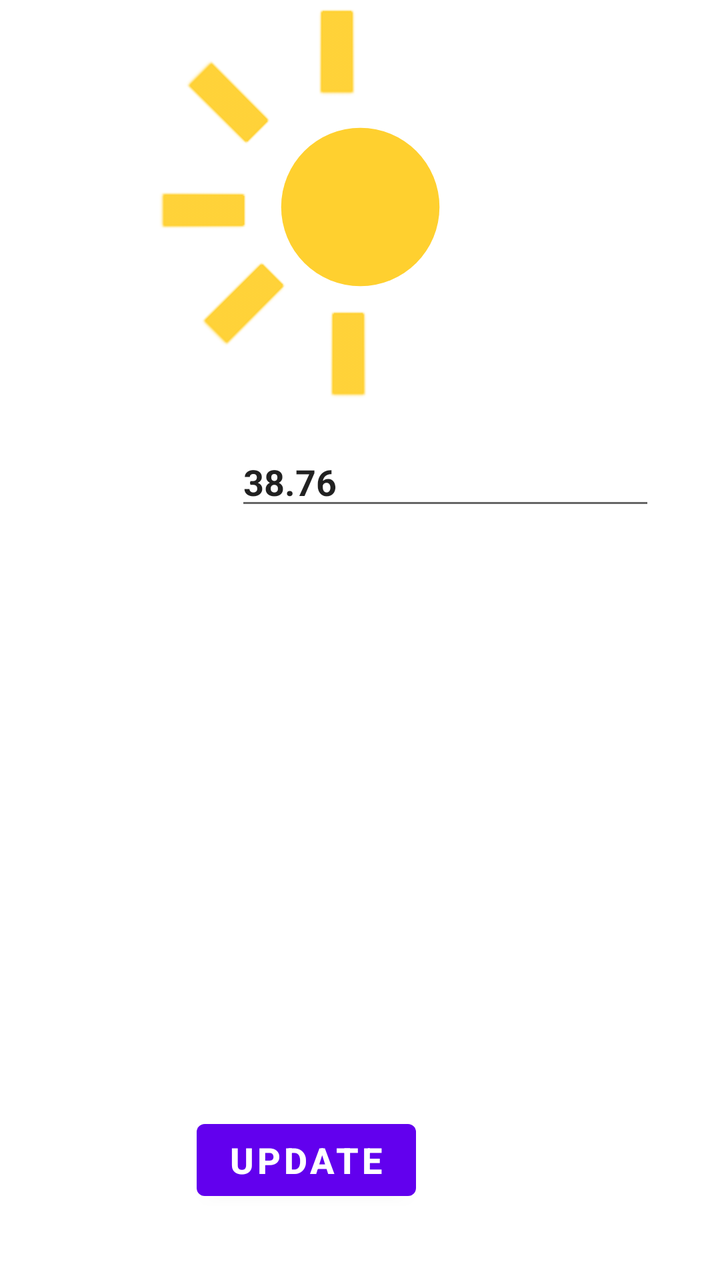
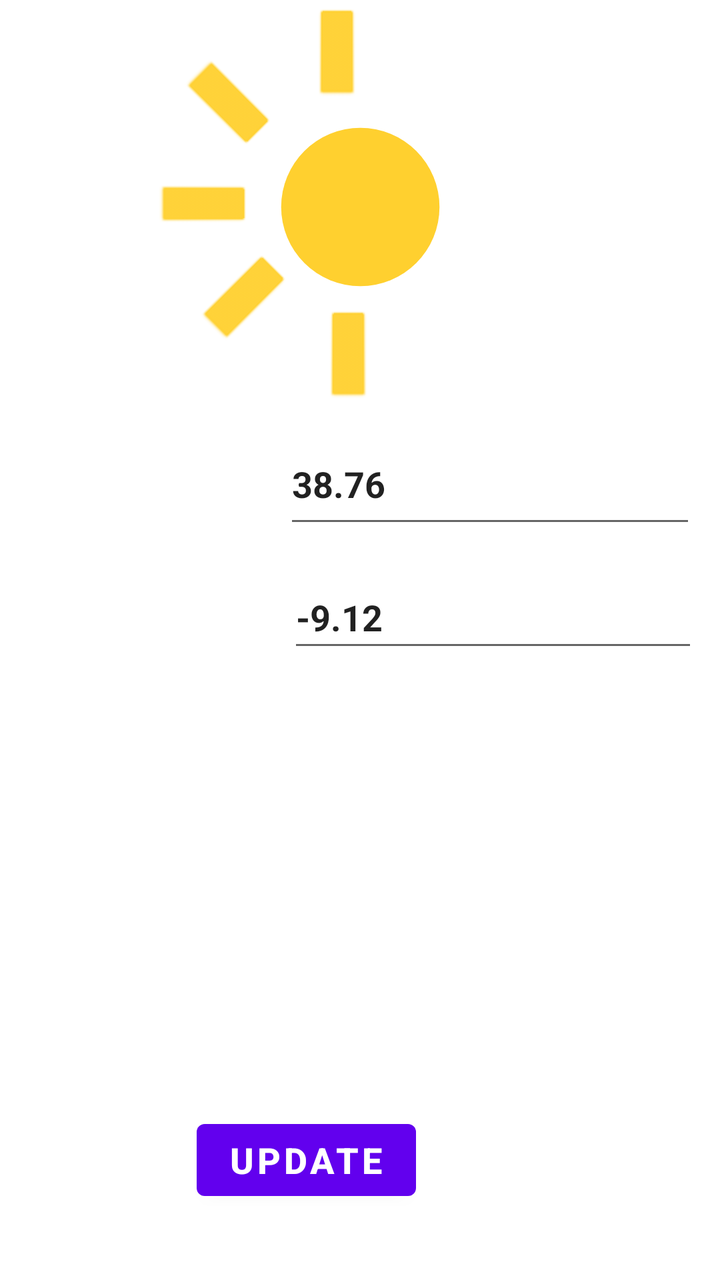

Before-and-after screenshots of an Android layout around one commit, followed by the original layout XML and the change that was made.
<!-- AndroidManifest.xml: application theme Theme.CoolWeatherApp -->
<!-- res/layout/activity_main.xml -->
<?xml version="1.0" encoding="utf-8"?>
<androidx.constraintlayout.widget.ConstraintLayout xmlns:android="http://schemas.android.com/apk/res/android"
    tools:background="#444444"
    xmlns:app="http://schemas.android.com/apk/res-auto"
    xmlns:tools="http://schemas.android.com/tools"
    android:id="@+id/container"
    android:layout_width="match_parent"
    android:layout_height="match_parent"
    tools:context=".MainActivity">

    <ImageView
        android:id="@+id/imageView7"
        android:layout_width="wrap_content"
        android:layout_height="wrap_content"
        android:layout_marginStart="35dp"
        android:layout_marginEnd="36dp"
        app:layout_constraintEnd_toStartOf="@+id/imageView8"
        app:layout_constraintStart_toEndOf="@+id/imageView11"
        app:layout_constraintTop_toBottomOf="@+id/imageView2"
        app:srcCompat="@android:drawable/btn_default"
        app:tint="@color/yellowSun" />

    <ImageView
        android:id="@+id/imageView6"
        android:layout_width="wrap_content"
        android:layout_height="wrap_content"
        android:layout_marginStart="24dp"
        android:layout_marginTop="84dp"
        android:layout_marginEnd="110dp"
        android:layout_marginBottom="92dp"
        android:rotation="90"
        app:layout_constraintBottom_toTopOf="@+id/editTextNumber"
        app:layout_constraintEnd_toEndOf="parent"
        app:layout_constraintStart_toEndOf="@+id/imageView2"
        app:layout_constraintTop_toTopOf="parent"
        app:srcCompat="@android:drawable/btn_default"
        app:tint="@color/yellowSun" />

    <ImageView
        android:id="@+id/imageView9"
        android:layout_width="wrap_content"
        android:layout_height="wrap_content"
        android:layout_marginTop="10dp"
        android:layout_marginEnd="21dp"
        android:rotation="90"
        app:layout_constraintBottom_toTopOf="@+id/imageView11"
        app:layout_constraintEnd_toStartOf="@+id/imageView2"
        app:layout_constraintTop_toBottomOf="@+id/imageView10"
        app:srcCompat="@android:drawable/btn_default"
        app:tint="@color/yellowSun" />

    <ImageView
        android:id="@+id/imageView5"
        android:layout_width="wrap_content"
        android:layout_height="wrap_content"
        android:layout_marginTop="24dp"
        android:layout_marginEnd="134dp"
        android:rotation="45"
        app:layout_constraintEnd_toEndOf="parent"
        app:layout_constraintHorizontal_bias="1.0"
        app:layout_constraintStart_toEndOf="@+id/imageView2"
        app:layout_constraintTop_toTopOf="parent"
        app:srcCompat="@android:drawable/btn_default"
        app:tint="@color/yellowSun" />

    <ImageView
        android:id="@+id/imageView11"
        android:layout_width="wrap_content"
        android:layout_height="wrap_content"
        android:layout_marginBottom="44dp"
        android:rotation="45"
        app:layout_constraintBottom_toTopOf="@+id/editTextNumber"
        app:layout_constraintEnd_toStartOf="@+id/imageView2"
        app:layout_constraintTop_toBottomOf="@+id/imageView9"
        app:srcCompat="@android:drawable/btn_default"
        app:tint="@color/yellowSun" />

    <ImageView
        android:id="@+id/imageView8"
        android:layout_width="wrap_content"
        android:layout_height="wrap_content"
        android:layout_marginTop="58dp"
        android:layout_marginEnd="134dp"
        android:layout_marginBottom="44dp"
        android:rotation="135"
        app:layout_constraintBottom_toTopOf="@+id/editTextNumber"
        app:layout_constraintEnd_toEndOf="parent"
        app:layout_constraintStart_toEndOf="@+id/imageView2"
        app:layout_constraintTop_toBottomOf="@+id/imageView5"
        app:srcCompat="@android:drawable/btn_default"
        app:tint="@color/yellowSun" />

    <ImageView
        android:id="@+id/imageView10"
        android:layout_width="wrap_content"
        android:layout_height="wrap_content"
        android:layout_marginTop="26dp"
        android:layout_marginEnd="8dp"
        android:rotation="135"
        app:layout_constraintEnd_toStartOf="@+id/imageView2"
        app:layout_constraintTop_toTopOf="parent"
        app:srcCompat="@android:drawable/btn_default"
        app:tint="@color/yellowSun" />

    <ImageView
        android:id="@+id/imageView2"
        android:layout_width="95dp"
        android:layout_height="103dp"
        android:layout_marginTop="52dp"
        android:scaleType="fitCenter"
        android:visibility="visible"
        app:layout_constraintEnd_toEndOf="parent"
        app:layout_constraintStart_toStartOf="parent"
        app:layout_constraintTop_toTopOf="parent"
        app:srcCompat="@drawable/clear_day" />

    <EditText
        android:id="@+id/editTextNumber"
        android:layout_width="wrap_content"
        android:layout_height="wrap_content"
        android:layout_marginStart="24dp"
        android:layout_marginTop="40dp"
        android:ems="10"
        android:inputType="number"
        android:text="38.76"
        app:layout_constraintBottom_toBottomOf="parent"
        app:layout_constraintStart_toEndOf="@+id/textView2"
        app:layout_constraintTop_toBottomOf="@+id/imageView2"
        app:layout_constraintVertical_bias="0.059" />

    <TextView
        android:id="@+id/textView2"
        android:layout_width="wrap_content"
        android:layout_height="wrap_content"
        android:layout_marginStart="28dp"
        android:layout_marginTop="235dp"
        android:layout_marginBottom="472dp"
        android:text="@string/txt_latitude"
        app:layout_constraintBottom_toBottomOf="parent"
        app:layout_constraintStart_toStartOf="parent"
        app:layout_constraintTop_toTopOf="parent" />

    <EditText
        android:id="@+id/editTextNumber2"
        android:layout_width="wrap_content"
        android:layout_height="wrap_content"
        android:layout_marginStart="24dp"
        android:layout_marginBottom="400dp"
        android:ems="10"
        android:inputType="number"
        android:text="-9.12"
        app:layout_constraintBottom_toBottomOf="parent"
        app:layout_constraintStart_toEndOf="@+id/textView"
        app:layout_constraintTop_toBottomOf="@+id/editTextNumber"
        app:layout_constraintVertical_bias="1.0" />

    <TextView
        android:id="@+id/textView"
        android:layout_width="wrap_content"
        android:layout_height="wrap_content"
        android:layout_marginStart="28dp"
        android:layout_marginBottom="420dp"
        android:text="@string/txt_longitude"
        app:layout_constraintBottom_toBottomOf="parent"
        app:layout_constraintStart_toStartOf="parent"
        app:layout_constraintTop_toBottomOf="@+id/textView2"
        app:layout_constraintVertical_bias="0.965" />

    <ImageView
        android:id="@+id/imageView4"
        android:layout_width="wrap_content"
        android:layout_height="wrap_content"
        android:layout_marginStart="43dp"
        android:layout_marginEnd="36dp"
        app:layout_constraintBottom_toTopOf="@+id/imageView2"
        app:layout_constraintEnd_toStartOf="@+id/imageView5"
        app:layout_constraintStart_toEndOf="@+id/imageView10"
        app:srcCompat="@android:drawable/btn_default"
        app:tint="@color/yellowSun" />

    <TextView
        android:id="@+id/textView12"
        android:layout_width="wrap_content"
        android:layout_height="wrap_content"
        android:layout_marginStart="167dp"
        android:layout_marginTop="15dp"
        android:text="TextView"
        app:layout_constraintStart_toEndOf="@+id/textView11"
        app:layout_constraintTop_toBottomOf="@+id/textView10" />

    <TextView
        android:id="@+id/textView5"
        android:layout_width="wrap_content"
        android:layout_height="wrap_content"
        android:layout_marginStart="28dp"
        android:layout_marginTop="17dp"
        android:text="@string/txt_wind"
        app:layout_constraintStart_toStartOf="parent"
        app:layout_constraintTop_toBottomOf="@+id/textView3" />

    <TextView
        android:id="@+id/textView9"
        android:layout_width="wrap_content"
        android:layout_height="wrap_content"
        android:layout_marginStart="28dp"
        android:layout_marginTop="22dp"
        android:text="@string/txt_temp"
        app:layout_constraintStart_toStartOf="parent"
        app:layout_constraintTop_toBottomOf="@+id/textView7" />

    <TextView
        android:id="@+id/textView10"
        android:layout_width="wrap_content"
        android:layout_height="wrap_content"
        android:layout_marginStart="106dp"
        android:layout_marginTop="16dp"
        android:text="TextView"
        app:layout_constraintStart_toEndOf="@+id/textView9"
        app:layout_constraintTop_toBottomOf="@+id/textView8" />

    <TextView
        android:id="@+id/textView3"
        android:layout_width="wrap_content"
        android:layout_height="wrap_content"
        android:layout_marginStart="28dp"
        android:layout_marginTop="53dp"
        android:text="@string/txt_slp"
        app:layout_constraintStart_toStartOf="parent"
        app:layout_constraintTop_toBottomOf="@+id/editTextNumber2" />

    <TextView
        android:id="@+id/textView4"
        android:layout_width="wrap_content"
        android:layout_height="wrap_content"
        android:layout_marginStart="55dp"
        android:layout_marginTop="53dp"
        android:text="TextView"
        app:layout_constraintStart_toEndOf="@+id/textView3"
        app:layout_constraintTop_toBottomOf="@+id/editTextNumber2" />

    <TextView
        android:id="@+id/textView8"
        android:layout_width="wrap_content"
        android:layout_height="wrap_content"
        android:layout_marginStart="114dp"
        android:layout_marginTop="23dp"
        android:text="TextView"
        app:layout_constraintStart_toEndOf="@+id/textView7"
        app:layout_constraintTop_toBottomOf="@+id/textView6" />

    <TextView
        android:id="@+id/textView6"
        android:layout_width="wrap_content"
        android:layout_height="wrap_content"
        android:layout_marginStart="91dp"
        android:layout_marginTop="17dp"
        android:text="TextView"
        app:layout_constraintStart_toEndOf="@+id/textView5"
        app:layout_constraintTop_toBottomOf="@+id/textView4" />

    <TextView
        android:id="@+id/textView11"
        android:layout_width="wrap_content"
        android:layout_height="wrap_content"
        android:layout_marginStart="28dp"
        android:layout_marginTop="15dp"
        android:text="@string/txt_time"
        app:layout_constraintStart_toStartOf="parent"
        app:layout_constraintTop_toBottomOf="@+id/textView9" />

    <TextView
        android:id="@+id/textView7"
        android:layout_width="wrap_content"
        android:layout_height="wrap_content"
        android:layout_marginStart="28dp"
        android:layout_marginTop="16dp"
        android:text="@string/txt_windspeed"
        app:layout_constraintStart_toStartOf="parent"
        app:layout_constraintTop_toBottomOf="@+id/textView5" />

    <Button
        android:id="@+id/button"
        android:layout_width="wrap_content"
        android:layout_height="wrap_content"
        android:layout_marginStart="149dp"
        android:layout_marginEnd="152dp"
        android:layout_marginBottom="36dp"
        android:text="@string/txt_update"
        app:layout_constraintBottom_toBottomOf="parent"
        app:layout_constraintEnd_toEndOf="parent"
        app:layout_constraintHorizontal_bias="1.0"
        app:layout_constraintStart_toStartOf="parent" />

</androidx.constraintlayout.widget.ConstraintLayout>
<!-- resources referenced by this layout -->
<resources>
  <color name="yellowSun">#FFD02F</color>
  <!-- drawable clear_day (drawable) -->
  <vector xmlns:android="http://schemas.android.com/apk/res/android"
      android:width="24dp"
      android:height="24dp"
      android:viewportWidth="24"
      android:viewportHeight="24">
    <path
        android:pathData="M12,12m-10,0a10,10 0,1 1,20 0a10,10 0,1 1,-20 0"
        android:fillColor="#FFD02F"
        android:fillType="evenOdd"/>
  </vector>
  <string name="txt_latitude">Latitude</string>
  <string name="txt_longitude">Longitude</string>
  <string name="txt_slp">Sea Level Pressure</string>
  <string name="txt_temp">Temperature</string>
  <string name="txt_time">Time</string>
  <string name="txt_update">Update</string>
  <string name="txt_wind">Wind Direction</string>
  <string name="txt_windspeed">Wind Speed</string>
  <style name="Theme.CoolWeatherApp" parent="Theme.MaterialComponents.DayNight.NoActionBar">
          <item name="colorPrimary">@color/purple_500</item>
          <item name="colorPrimaryVariant">@color/purple_700</item>
          <item name="colorOnPrimary">@color/white</item>
          <item name="colorSecondary">@color/teal_200</item>
          <item name="colorSecondaryVariant">@color/teal_700</item>
          <item name="colorOnSecondary">@color/black</item>
          <item name="android:statusBarColor">?attr/colorPrimaryVariant</item>
  
          <item name="background">@color/viewBG</item>
          <item name="android:textColor">@color/WeatherLabel</item>
          <item name="android:textSize">18sp</item>
          <item name="android:textStyle">bold</item>
      </style>
  <color name="purple_500">#FF6200EE</color>
  <color name="purple_700">#FF3700B3</color>
  <color name="white">#FFFFFFFF</color>
  <color name="teal_200">#FF03DAC5</color>
  <color name="teal_700">#FF018786</color>
  <color name="black">#FF000000</color>
  <color name="viewBG">#40000000</color>
  <color name="WeatherLabel">#FFFFFF</color>
</resources>

<!-- the commit's change to res/layout/activity_main.xml (unified diff, before → after) -->
@@ -16,7 +16,7 @@
         android:layout_marginEnd="36dp"
         app:layout_constraintEnd_toStartOf="@+id/imageView8"
         app:layout_constraintStart_toEndOf="@+id/imageView11"
-        app:layout_constraintTop_toBottomOf="@+id/imageView2"
+        app:layout_constraintTop_toBottomOf="@+id/ivWeatherIcon"
         app:srcCompat="@android:drawable/btn_default"
         app:tint="@color/yellowSun" />
 
@@ -29,9 +29,9 @@
         android:layout_marginEnd="110dp"
         android:layout_marginBottom="92dp"
         android:rotation="90"
-        app:layout_constraintBottom_toTopOf="@+id/editTextNumber"
-        app:layout_constraintEnd_toEndOf="parent"
-        app:layout_constraintStart_toEndOf="@+id/imageView2"
+        app:layout_constraintBottom_toTopOf="@+id/nmb_lat"
+        app:layout_constraintEnd_toEndOf="parent"
+        app:layout_constraintStart_toEndOf="@+id/ivWeatherIcon"
         app:layout_constraintTop_toTopOf="parent"
         app:srcCompat="@android:drawable/btn_default"
         app:tint="@color/yellowSun" />
@@ -44,7 +44,7 @@
         android:layout_marginEnd="21dp"
         android:rotation="90"
         app:layout_constraintBottom_toTopOf="@+id/imageView11"
-        app:layout_constraintEnd_toStartOf="@+id/imageView2"
+        app:layout_constraintEnd_toStartOf="@+id/ivWeatherIcon"
         app:layout_constraintTop_toBottomOf="@+id/imageView10"
         app:srcCompat="@android:drawable/btn_default"
         app:tint="@color/yellowSun" />
@@ -58,7 +58,7 @@
         android:rotation="45"
         app:layout_constraintEnd_toEndOf="parent"
         app:layout_constraintHorizontal_bias="1.0"
-        app:layout_constraintStart_toEndOf="@+id/imageView2"
+        app:layout_constraintStart_toEndOf="@+id/ivWeatherIcon"
         app:layout_constraintTop_toTopOf="parent"
         app:srcCompat="@android:drawable/btn_default"
         app:tint="@color/yellowSun" />
@@ -69,8 +69,8 @@
         android:layout_height="wrap_content"
         android:layout_marginBottom="44dp"
         android:rotation="45"
-        app:layout_constraintBottom_toTopOf="@+id/editTextNumber"
-        app:layout_constraintEnd_toStartOf="@+id/imageView2"
+        app:layout_constraintBottom_toTopOf="@+id/nmb_lat"
+        app:layout_constraintEnd_toStartOf="@+id/ivWeatherIcon"
         app:layout_constraintTop_toBottomOf="@+id/imageView9"
         app:srcCompat="@android:drawable/btn_default"
         app:tint="@color/yellowSun" />
@@ -83,9 +83,9 @@
         android:layout_marginEnd="134dp"
         android:layout_marginBottom="44dp"
         android:rotation="135"
-        app:layout_constraintBottom_toTopOf="@+id/editTextNumber"
-        app:layout_constraintEnd_toEndOf="parent"
-        app:layout_constraintStart_toEndOf="@+id/imageView2"
+        app:layout_constraintBottom_toTopOf="@+id/nmb_lat"
+        app:layout_constraintEnd_toEndOf="parent"
+        app:layout_constraintStart_toEndOf="@+id/ivWeatherIcon"
         app:layout_constraintTop_toBottomOf="@+id/imageView5"
         app:srcCompat="@android:drawable/btn_default"
         app:tint="@color/yellowSun" />
@@ -97,13 +97,13 @@
         android:layout_marginTop="26dp"
         android:layout_marginEnd="8dp"
         android:rotation="135"
-        app:layout_constraintEnd_toStartOf="@+id/imageView2"
-        app:layout_constraintTop_toTopOf="parent"
-        app:srcCompat="@android:drawable/btn_default"
-        app:tint="@color/yellowSun" />
-
-    <ImageView
-        android:id="@+id/imageView2"
+        app:layout_constraintEnd_toStartOf="@+id/ivWeatherIcon"
+        app:layout_constraintTop_toTopOf="parent"
+        app:srcCompat="@android:drawable/btn_default"
+        app:tint="@color/yellowSun" />
+
+    <ImageView
+        android:id="@+id/ivWeatherIcon"
         android:layout_width="95dp"
         android:layout_height="103dp"
         android:layout_marginTop="52dp"
@@ -115,56 +115,67 @@
         app:srcCompat="@drawable/clear_day" />
 
     <EditText
-        android:id="@+id/editTextNumber"
-        android:layout_width="wrap_content"
-        android:layout_height="wrap_content"
-        android:layout_marginStart="24dp"
+        android:id="@+id/nmb_lat"
+        android:layout_width="206dp"
+        android:layout_height="57dp"
+        android:layout_marginStart="40dp"
         android:layout_marginTop="40dp"
+        android:layout_marginEnd="37dp"
         android:ems="10"
-        android:inputType="number"
+        android:inputType="number|numberDecimal|numberSigned"
         android:text="38.76"
         app:layout_constraintBottom_toBottomOf="parent"
-        app:layout_constraintStart_toEndOf="@+id/textView2"
-        app:layout_constraintTop_toBottomOf="@+id/imageView2"
-        app:layout_constraintVertical_bias="0.059" />
-
-    <TextView
-        android:id="@+id/textView2"
-        android:layout_width="wrap_content"
-        android:layout_height="wrap_content"
+        app:layout_constraintEnd_toEndOf="parent"
+        app:layout_constraintStart_toEndOf="@+id/tv_lat"
+        app:layout_constraintTop_toBottomOf="@+id/ivWeatherIcon"
+        app:layout_constraintVertical_bias="0.044" />
+
+    <TextView
+        android:id="@+id/tv_lat"
+        android:layout_width="79dp"
+        android:layout_height="30dp"
         android:layout_marginStart="28dp"
         android:layout_marginTop="235dp"
+        android:layout_marginEnd="20dp"
         android:layout_marginBottom="472dp"
         android:text="@string/txt_latitude"
         app:layout_constraintBottom_toBottomOf="parent"
-        app:layout_constraintStart_toStartOf="parent"
-        app:layout_constraintTop_toTopOf="parent" />
+        app:layout_constraintEnd_toStartOf="@+id/nmb_lat"
+        app:layout_constraintStart_toStartOf="parent"
+        app:layout_constraintTop_toTopOf="parent"
+        app:layout_constraintVertical_bias="0.0" />
 
     <EditText
-        android:id="@+id/editTextNumber2"
-        android:layout_width="wrap_content"
-        android:layout_height="wrap_content"
+        android:id="@+id/nmb_long"
+        android:layout_width="205dp"
+        android:layout_height="48dp"
         android:layout_marginStart="24dp"
+        android:layout_marginTop="14dp"
+        android:layout_marginEnd="37dp"
+        android:layout_marginBottom="53dp"
+        android:ems="10"
+        android:inputType="number|numberDecimal|numberSigned"
+        android:text="-9.12"
+        app:layout_constraintBottom_toTopOf="@+id/textView3"
+        app:layout_constraintEnd_toEndOf="parent"
+        app:layout_constraintHorizontal_bias="0.0"
+        app:layout_constraintStart_toEndOf="@+id/tv_long"
+        app:layout_constraintTop_toBottomOf="@+id/nmb_lat" />
+
+    <TextView
+        android:id="@+id/tv_long"
+        android:layout_width="94dp"
+        android:layout_height="36dp"
+        android:layout_marginStart="28dp"
+        android:layout_marginTop="33dp"
+        android:layout_marginEnd="24dp"
         android:layout_marginBottom="400dp"
-        android:ems="10"
-        android:inputType="number"
-        android:text="-9.12"
-        app:layout_constraintBottom_toBottomOf="parent"
-        app:layout_constraintStart_toEndOf="@+id/textView"
-        app:layout_constraintTop_toBottomOf="@+id/editTextNumber"
-        app:layout_constraintVertical_bias="1.0" />
-
-    <TextView
-        android:id="@+id/textView"
-        android:layout_width="wrap_content"
-        android:layout_height="wrap_content"
-        android:layout_marginStart="28dp"
-        android:layout_marginBottom="420dp"
         android:text="@string/txt_longitude"
         app:layout_constraintBottom_toBottomOf="parent"
-        app:layout_constraintStart_toStartOf="parent"
-        app:layout_constraintTop_toBottomOf="@+id/textView2"
-        app:layout_constraintVertical_bias="0.965" />
+        app:layout_constraintEnd_toStartOf="@+id/nmb_long"
+        app:layout_constraintStart_toStartOf="parent"
+        app:layout_constraintTop_toBottomOf="@+id/tv_lat"
+        app:layout_constraintVertical_bias="0.0" />
 
     <ImageView
         android:id="@+id/imageView4"
@@ -172,21 +183,21 @@
         android:layout_height="wrap_content"
         android:layout_marginStart="43dp"
         android:layout_marginEnd="36dp"
-        app:layout_constraintBottom_toTopOf="@+id/imageView2"
+        app:layout_constraintBottom_toTopOf="@+id/ivWeatherIcon"
         app:layout_constraintEnd_toStartOf="@+id/imageView5"
         app:layout_constraintStart_toEndOf="@+id/imageView10"
         app:srcCompat="@android:drawable/btn_default"
         app:tint="@color/yellowSun" />
 
     <TextView
-        android:id="@+id/textView12"
+        android:id="@+id/tvTime"
         android:layout_width="wrap_content"
         android:layout_height="wrap_content"
         android:layout_marginStart="167dp"
         android:layout_marginTop="15dp"
         android:text="TextView"
         app:layout_constraintStart_toEndOf="@+id/textView11"
-        app:layout_constraintTop_toBottomOf="@+id/textView10" />
+        app:layout_constraintTop_toBottomOf="@+id/tvTemperature" />
 
     <TextView
         android:id="@+id/textView5"
@@ -209,14 +220,14 @@
         app:layout_constraintTop_toBottomOf="@+id/textView7" />
 
     <TextView
-        android:id="@+id/textView10"
+        android:id="@+id/tvTemperature"
         android:layout_width="wrap_content"
         android:layout_height="wrap_content"
         android:layout_marginStart="106dp"
         android:layout_marginTop="16dp"
         android:text="TextView"
         app:layout_constraintStart_toEndOf="@+id/textView9"
-        app:layout_constraintTop_toBottomOf="@+id/textView8" />
+        app:layout_constraintTop_toBottomOf="@+id/tvWindSpeed" />
 
     <TextView
         android:id="@+id/textView3"
@@ -226,37 +237,37 @@
         android:layout_marginTop="53dp"
         android:text="@string/txt_slp"
         app:layout_constraintStart_toStartOf="parent"
-        app:layout_constraintTop_toBottomOf="@+id/editTextNumber2" />
-
-    <TextView
-        android:id="@+id/textView4"
+        app:layout_constraintTop_toBottomOf="@+id/nmb_long" />
+
+    <TextView
+        android:id="@+id/tvPressure"
         android:layout_width="wrap_content"
         android:layout_height="wrap_content"
         android:layout_marginStart="55dp"
         android:layout_marginTop="53dp"
         android:text="TextView"
         app:layout_constraintStart_toEndOf="@+id/textView3"
-        app:layout_constraintTop_toBottomOf="@+id/editTextNumber2" />
-
-    <TextView
-        android:id="@+id/textView8"
+        app:layout_constraintTop_toBottomOf="@+id/nmb_long" />
+
+    <TextView
+        android:id="@+id/tvWindSpeed"
         android:layout_width="wrap_content"
         android:layout_height="wrap_content"
         android:layout_marginStart="114dp"
         android:layout_marginTop="23dp"
         android:text="TextView"
         app:layout_constraintStart_toEndOf="@+id/textView7"
-        app:layout_constraintTop_toBottomOf="@+id/textView6" />
-
-    <TextView
-        android:id="@+id/textView6"
+        app:layout_constraintTop_toBottomOf="@+id/tvWindDir" />
+
+    <TextView
+        android:id="@+id/tvWindDir"
         android:layout_width="wrap_content"
         android:layout_height="wrap_content"
         android:layout_marginStart="91dp"
         android:layout_marginTop="17dp"
         android:text="TextView"
         app:layout_constraintStart_toEndOf="@+id/textView5"
-        app:layout_constraintTop_toBottomOf="@+id/textView4" />
+        app:layout_constraintTop_toBottomOf="@+id/tvPressure" />
 
     <TextView
         android:id="@+id/textView11"
